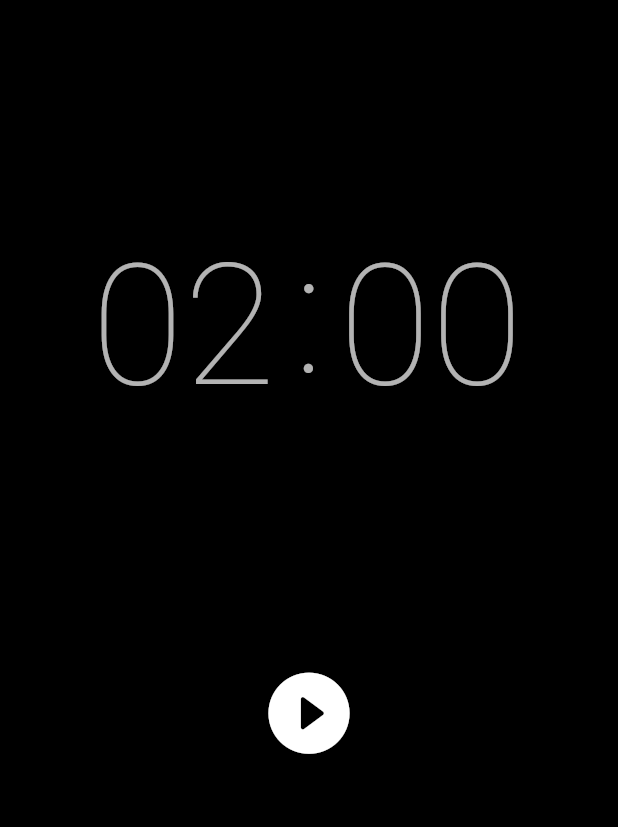
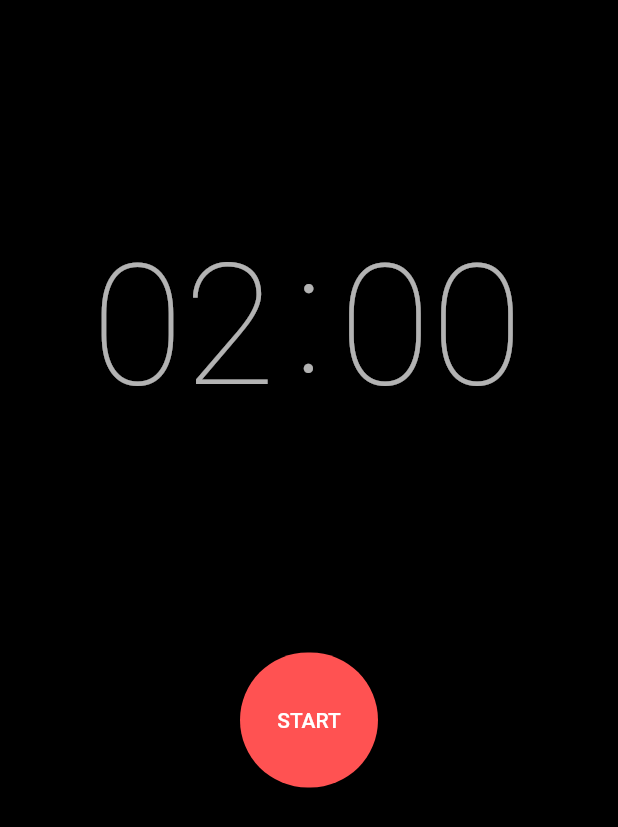
Before and after one commit to aryang117/TimelyBloc, a Flutter app: the screen it shows after launch, on a phone screen of 412 x 824 dp. Shown: the top 827 px of the screen. Run offline on Flutter 3.47's test engine with Material 2 defaults, Android fonts, the phone set to English and light mode, and no system bars; our stand-ins replace equatable, flutter_bloc.

Commit message:
buttons are now textbase instead of iconbased

```diff
--- a/lib/Screens/actions.dart
+++ b/lib/Screens/actions.dart
@@ -17,45 +17,77 @@ class ActionsWidget extends StatelessWidget {
             mainAxisAlignment: MainAxisAlignment.spaceEvenly,
             children: [
               if (timerState is TimerInitial) ...[
-                IconButton(
-                  iconSize: 65,
+                MaterialButton(
+                  color: Colors.redAccent,
+                  elevation: 0,
+                  shape: RoundedRectangleBorder(
+                      borderRadius: BorderRadius.circular(100)),
+                  child: Container(
+                      alignment: Alignment.center,
+                      height: 90,
+                      width: 60,
+                      child: Text('START')),
                   onPressed: () => context
                       .read<TimerBloc>()
                       .add(TimerStarted(duration: timerState.duration)),
-                  icon: Icon(Icons.play_circle_fill_rounded),
                 ),
               ],
               if (timerState is TimerRunInProgress) ...[
-                IconButton(
-                    iconSize: 65,
-                    onPressed: () =>
-                        context.read<TimerBloc>().add(TimerPaused()),
-                    icon: Icon(Icons.pause_circle_outline_rounded)),
-                IconButton(
-                    iconSize: 65,
-                    onPressed: () =>
-                        context.read<TimerBloc>().add(TimerReset()),
-                    icon: Icon(Icons.replay_circle_filled_rounded)),
+                MaterialButton(
+                  color: Colors.redAccent,
+                  elevation: 0,
+                  minWidth: 40,
+                  shape: RoundedRectangleBorder(
+                      borderRadius: BorderRadius.circular(100)),
+                  child: Container(
+                      alignment: Alignment.center,
+                      height: 90,
+                      width: 60,
+                      child: Text('PAUSE')),
+                  onPressed: () => context.read<TimerBloc>().add(TimerPaused()),
+                ),
+                MaterialButton(
+                  color: Colors.grey[900],
+                  elevation: 0,
+                  minWidth: 40,
+                  shape: RoundedRectangleBorder(
+                      borderRadius: BorderRadius.circular(100)),
+                  child: Container(
+                      alignment: Alignment.center,
+                      height: 90,
+                      width: 60,
+                      child: Text('RESET')),
+                  onPressed: () => context.read<TimerBloc>().add(TimerReset()),
+                ),
               ],
               if (timerState is TimerRunPause) ...[
-                IconButton(
-                  iconSize: 65,
+                MaterialButton(
+                  color: Colors.blueAccent.shade700,
+                  elevation: 0,
+                  minWidth: 40,
+                  shape: RoundedRectangleBorder(
+                      borderRadius: BorderRadius.circular(100)),
+                  child: Container(
+                      alignment: Alignment.center,
+                      height: 90,
+                      width: 60,
+                      child: Text('RESUME')),
                   onPressed: () =>
                       context.read<TimerBloc>().add(TimerResumed()),
-                  icon: Icon(Icons.play_circle_outline_rounded),
                 ),
-                IconButton(
-                    iconSize: 65,
-                    onPressed: () =>
-                        context.read<TimerBloc>().add(TimerReset()),
-                    icon: Icon(Icons.replay_circle_filled_rounded)),
-              ],
-              if (timerState is TimerRunComplete) ...[
-                IconButton(
-                    iconSize: 65,
-                    onPressed: () =>
-                        context.read<TimerBloc>().add(TimerReset()),
-                    icon: Icon(Icons.replay_circle_filled_rounded)),
+                MaterialButton(
+                  color: Colors.grey[900],
+                  elevation: 0,
+                  minWidth: 40,
+                  shape: RoundedRectangleBorder(
+                      borderRadius: BorderRadius.circular(100)),
+                  child: Container(
+                      alignment: Alignment.center,
+                      height: 90,
+                      width: 60,
+                      child: Text('RESET')),
+                  onPressed: () => context.read<TimerBloc>().add(TimerReset()),
+                ),
               ],
               // if (timerState is TimerRunComplete) ...[
               //   IconButton(
```
